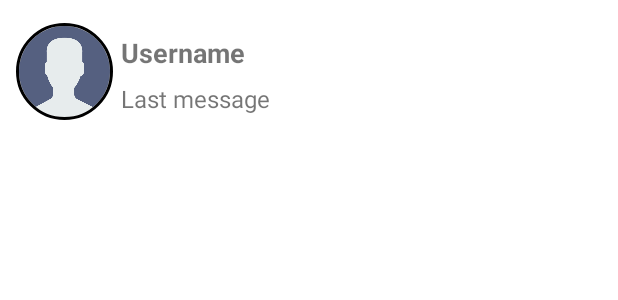
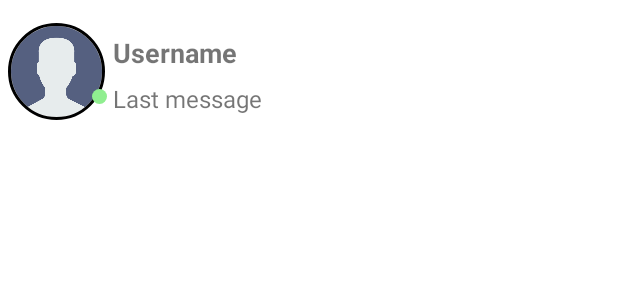
Before and after one commit to ShawonSUSTSWE/Chirper, an Android app: the layout sample_show_users.xml on its own in the app's theme, with its tools: preview values and no code run, on a phone screen of 412 x 824 dp. Shown: the top 300 px of the screen. Run offline under Robolectric (Android 15) with nearby library versions, the phone set to English and light mode, and no system bars; Roboto replaces fonts that are not available here.

Commit message:
Bug Fix part 1

```diff
--- a/app/src/main/AndroidManifest.xml
+++ b/app/src/main/AndroidManifest.xml
@@ -17,7 +17,6 @@
         android:theme="@style/Theme.Chirper">
         <activity
             android:name=".ChatActivity"
-            android:label="@string/title_activity_chat"
             android:theme="@style/Theme.Chirper.NoActionBar"></activity>
         <activity android:name=".ProfileActivity" />
         <activity android:name=".PhoneSignIn" />
--- a/app/src/main/java/com/example/chirper/Adapters/FriendsAdapter.java
+++ b/app/src/main/java/com/example/chirper/Adapters/FriendsAdapter.java
@@ -66,7 +66,6 @@ public class FriendsAdapter extends RecyclerView.Adapter<FriendsAdapter.ViewHold
                 profileintent.putExtra("UserID", user.getUserId());
                 profileintent.putExtra("Username", user.getUsername());
                 profileintent.putExtra("Userpic",user.getProfile_picture());
-                mContext.startActivity(profileintent);
 
             }
         });
--- a/app/src/main/java/com/example/chirper/Dashboard.java
+++ b/app/src/main/java/com/example/chirper/Dashboard.java
@@ -21,6 +21,7 @@ import com.google.android.gms.auth.api.signin.GoogleSignInClient;
 import com.google.android.gms.auth.api.signin.GoogleSignInOptions;
 import com.google.firebase.auth.FirebaseAuth;
 import com.google.firebase.auth.FirebaseUser;
+import com.google.firebase.database.FirebaseDatabase;
 
 public class Dashboard extends AppCompatActivity
 {
@@ -29,6 +30,7 @@ public class Dashboard extends AppCompatActivity
     private ActivityDashboardBinding mActivityDashboardBinding;
     FirebaseUser mFirebaseUser;
     GoogleSignInClient mGoogleSignInClient;
+    private FirebaseDatabase mDashboardDatabase;
 
     @Override
     protected void onCreate(Bundle savedInstanceState) {
@@ -38,6 +40,8 @@ public class Dashboard extends AppCompatActivity
 
         mFirebaseAuth = FirebaseAuth.getInstance();
         mFirebaseUser = mFirebaseAuth.getCurrentUser();
+        mDashboardDatabase = FirebaseDatabase.getInstance("https://chirper-f0c29-default-rtdb.asia-southeast1.firebasedatabase.app/");
+        mDashboardDatabase.getReference().keepSynced(true);
 
         mActivityDashboardBinding.viewpager.setAdapter(new FragmentsAdapter(getSupportFragmentManager()));
         mActivityDashboardBinding.tablayout.setupWithViewPager(mActivityDashboardBinding.viewpager);
--- a/app/src/main/java/com/example/chirper/Fragments/ChatsFragment.java
+++ b/app/src/main/java/com/example/chirper/Fragments/ChatsFragment.java
@@ -7,6 +7,7 @@ import androidx.annotation.Nullable;
 import androidx.fragment.app.Fragment;
 import androidx.recyclerview.widget.LinearLayoutManager;
 
+import android.util.Log;
 import android.view.LayoutInflater;
 import android.view.View;
 import android.view.ViewGroup;
@@ -55,13 +56,13 @@ public class ChatsFragment extends Fragment {
         mFragmentChatsBinding.chatRecyclerview.setAdapter(adapter);
 
 
-
         LinearLayoutManager mlinearLayoutManager = new LinearLayoutManager(getContext());
         mFragmentChatsBinding.chatRecyclerview.setLayoutManager(mlinearLayoutManager);
 
         mFirebaseAuth = FirebaseAuth.getInstance();
         mFirebaseUser = mFirebaseAuth.getCurrentUser();
         mFirebaseDatabase = FirebaseDatabase.getInstance("https://chirper-f0c29-default-rtdb.asia-southeast1.firebasedatabase.app/");
+        mFirebaseDatabase.getReference().keepSynced(true);
         mFirebaseDatabase.getReference().child("Users").addValueEventListener(new ValueEventListener() {
             @Override
             public void onDataChange(@NonNull @NotNull DataSnapshot snapshot) {
--- a/app/src/main/java/com/example/chirper/Fragments/FriendsFragment.java
+++ b/app/src/main/java/com/example/chirper/Fragments/FriendsFragment.java
@@ -6,6 +6,7 @@ import androidx.annotation.NonNull;
 import androidx.fragment.app.Fragment;
 import androidx.recyclerview.widget.LinearLayoutManager;
 
+import android.util.Log;
 import android.view.LayoutInflater;
 import android.view.View;
 import android.view.ViewGroup;
@@ -50,13 +51,13 @@ public class FriendsFragment extends Fragment {
         mFragmentFriendsBinding.chatRecyclerview.setAdapter(adapter);
 
 
-
         LinearLayoutManager mlinearLayoutManager = new LinearLayoutManager(getContext());
         mFragmentFriendsBinding.chatRecyclerview.setLayoutManager(mlinearLayoutManager);
 
         mFirebaseAuth = FirebaseAuth.getInstance();
         mFirebaseUser = mFirebaseAuth.getCurrentUser();
         mFirebaseDatabase = FirebaseDatabase.getInstance("https://chirper-f0c29-default-rtdb.asia-southeast1.firebasedatabase.app/");
+        mFirebaseDatabase.getReference().keepSynced(true);
         mFirebaseDatabase.getReference().child("Users").addValueEventListener(new ValueEventListener() {
             @Override
             public void onDataChange(@NonNull @NotNull DataSnapshot snapshot) {
@@ -107,6 +108,7 @@ public class FriendsFragment extends Fragment {
 
 
 
+
         return mFragmentFriendsBinding.getRoot();
     }
 }
--- a/app/src/main/java/com/example/chirper/Fragments/PeopleFragment.java
+++ b/app/src/main/java/com/example/chirper/Fragments/PeopleFragment.java
@@ -58,6 +58,7 @@ public class PeopleFragment extends Fragment {
         mFirebaseAuth = FirebaseAuth.getInstance();
         mFirebaseUser = mFirebaseAuth.getCurrentUser();
         mFirebaseDatabase = FirebaseDatabase.getInstance("https://chirper-f0c29-default-rtdb.asia-southeast1.firebasedatabase.app/");
+        mFirebaseDatabase.getReference().keepSynced(true);
         mFirebaseDatabase.getReference().child("Users").addValueEventListener(new ValueEventListener() {
             @Override
             public void onDataChange(@NonNull @NotNull DataSnapshot snapshot) {
--- a/app/src/main/java/com/example/chirper/Fragments/RequestsFragment.java
+++ b/app/src/main/java/com/example/chirper/Fragments/RequestsFragment.java
@@ -53,6 +53,7 @@ public class RequestsFragment extends Fragment {
         mFirebaseAuth = FirebaseAuth.getInstance();
         mFirebaseUser = mFirebaseAuth.getCurrentUser();
         mFirebaseDatabase = FirebaseDatabase.getInstance("https://chirper-f0c29-default-rtdb.asia-southeast1.firebasedatabase.app/");
+        mFirebaseDatabase.getReference().keepSynced(true);
         mFirebaseDatabase.getReference("Friend_req").child(mFirebaseUser.getUid()).addValueEventListener(new ValueEventListener() {
             @Override
             public void onDataChange(@NonNull @NotNull DataSnapshot snapshot1) {
--- a/app/src/main/java/com/example/chirper/Manageotp.java
+++ b/app/src/main/java/com/example/chirper/Manageotp.java
@@ -30,6 +30,7 @@ public class Manageotp extends AppCompatActivity {
     private FirebaseAuth mAuth;
     private FirebaseDatabase mFirebaseDatabase;
     String phonenumber, otpid, name, pass;
+    private final String defaultBio = "Hey there! I am using Chirper";
 
     @Override
     protected void onCreate(Bundle savedInstanceState)
@@ -106,11 +107,11 @@ public class Manageotp extends AppCompatActivity {
                         if (task.isSuccessful())
                         {
                             String id = mAuth.getCurrentUser().getUid();
-                            Users user = new Users(name,phonenumber,id,1);
+                            Users user = new Users("default",name,"No email given",phonenumber,id,defaultBio,"No address given",true);
                             mFirebaseDatabase.getReference().child("Users").child(id).setValue(user);
                             mFirebaseDatabase.getReference().child("Users").child(id).child("phoneNo").setValue(phonenumber);
                             mFirebaseDatabase.getReference().child("Mobile Users").child(phonenumber).setValue(user);
-                            mFirebaseDatabase.getReference().child("Mobile Users").child(phonenumber).child("Phone Number").setValue(phonenumber);
+                            mFirebaseDatabase.getReference().child("Mobile Users").child(phonenumber).child("phoneNo").setValue(phonenumber);
                             startActivity(new Intent(Manageotp.this,Dashboard.class));
                             finish();
 
--- a/app/src/main/java/com/example/chirper/ProfileActivity.java
+++ b/app/src/main/java/com/example/chirper/ProfileActivity.java
@@ -2,12 +2,14 @@ package com.example.chirper;
 
 import androidx.annotation.NonNull;
 import androidx.appcompat.app.AppCompatActivity;
+import androidx.fragment.app.Fragment;
 
 import android.content.Intent;
 import android.os.Bundle;
 import android.renderscript.ScriptGroup;
 import android.view.View;
 
+import com.example.chirper.Fragments.ChatsFragment;
 import com.example.chirper.databinding.ActivityProfileBinding;
 import com.google.android.gms.tasks.OnCompleteListener;
 import com.google.android.gms.tasks.Task;
--- /dev/null
+++ b/app/src/main/res/drawable/online_icon.xml
@@ -0,0 +1,8 @@
+<?xml version="1.0" encoding="utf-8"?>
+<shape xmlns:android="http://schemas.android.com/apk/res/android"
+    xmlns:app="http://schemas.android.com/apk/res-auto"
+    android:shape = "oval">
+
+    <solid android:color="#90EE90"/>
+
+</shape>
--- a/app/src/main/res/layout/activity_chat.xml
+++ b/app/src/main/res/layout/activity_chat.xml
@@ -34,11 +34,12 @@
             android:ems="10"
             android:padding="10dp"
             />
-        <ImageView
+        <ImageButton
             android:id="@+id/sendButton"
             android:layout_width="50dp"
             android:layout_height="50dp"
-            android:src="@drawable/send_bird_msg"/>
+            android:background="@drawable/send_bird_msg"
+            android:foreground="?attr/selectableItemBackgroundBorderless"/>
 
     </LinearLayout>
 
--- a/app/src/main/res/layout/sample_show_users.xml
+++ b/app/src/main/res/layout/sample_show_users.xml
@@ -1,20 +1,39 @@
 <?xml version="1.0" encoding="utf-8"?>
 <LinearLayout xmlns:android="http://schemas.android.com/apk/res/android"
+    xmlns:app="http://schemas.android.com/apk/res-auto"
+    xmlns:tools="http://schemas.android.com/tools"
     android:layout_width="match_parent"
     android:layout_height="wrap_content"
     android:orientation="horizontal">
 
+    <androidx.constraintlayout.widget.ConstraintLayout
+        android:layout_width="wrap_content"
+        android:layout_height="wrap_content"
+        android:layout_gravity="center">
+
         <de.hdodenhof.circleimageview.CircleImageView
-        xmlns:app="http://schemas.android.com/apk/res-auto"
             android:id="@+id/profile_image"
             android:layout_width="75dp"
+            android:layout_height="75dp"
             android:layout_gravity="center"
-        android:layout_height="75dp"
+            android:padding="5dp"
             android:src="@drawable/user_2"
+            app:civ_border_color="#FF000000"
             app:civ_border_width="2dp"
-        app:civ_border_color="#FF000000"
-        android:padding="5dp"
-        android:layout_marginLeft="5dp"/>
+            app:layout_constraintBottom_toBottomOf="parent"
+            app:layout_constraintEnd_toEndOf="parent" />
+
+        <View
+            android:id="@+id/online_status"
+            android:layout_width="10dp"
+            android:layout_height="10dp"
+            android:layout_marginEnd="4dp"
+            android:background="@drawable/online_icon"
+            app:layout_constraintBottom_toBottomOf="@+id/profile_image"
+            app:layout_constraintEnd_toEndOf="@id/profile_image"
+            app:layout_constraintTop_toTopOf="parent"
+            app:layout_constraintVertical_bias="0.753" />
+    </androidx.constraintlayout.widget.ConstraintLayout>
     <LinearLayout
         android:id="@+id/profile_link"
         android:layout_width="match_parent"
--- a/app/src/main/res/values/strings.xml
+++ b/app/src/main/res/values/strings.xml
@@ -19,6 +19,7 @@
     <string name="facebook_app_id">1006955956745917</string>
     <string name="fb_login_protocol_scheme">fb1006955956745917</string>
     <string name="signin">Sign In</string>
+    <string name="defaultbio">Hey There! I am using Chirper</string>
     <!-- TODO: Remove or change this placeholder text -->
     <string name="hello_blank_fragment">Hello blank fragment</string>
     <string name="title_activity_chat">ChatActivity</string>
```
Also changed, not shown: app/src/main/java/com/example/chirper/Adapters/RequestsAdapter.java (+7 -1 lines), app/src/main/java/com/example/chirper/ChatActivity.java (+7 -0 lines), app/src/main/java/com/example/chirper/Models/Users.java (+18 -22 lines), app/src/main/java/com/example/chirper/SignInActivity.java (+10 -11 lines), app/src/main/res/layout/sample_people.xml (+22 -5 lines), app/src/main/res/drawable/send_bird_msg_.png (added), app/src/main/res/drawable/send_bird_msg_2.png (added). Lines whose indentation alone changed are shown as unchanged.
